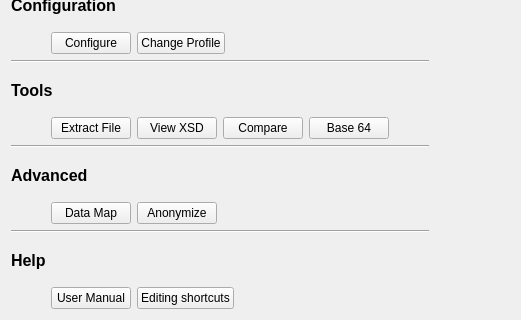
Old version of the form src/modules/help/guidedoperationsdialog.ui in the repository lbellonda/qxmledit; both pictures show x 0 to 521 and y 197 to 517 of the 689 by 517 pixel window.
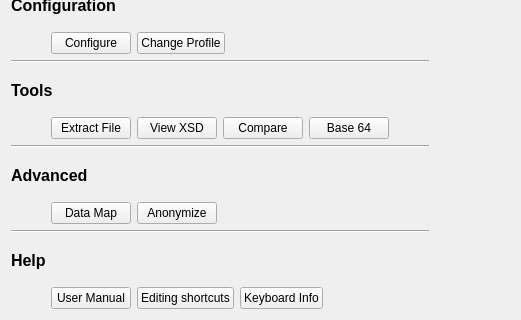
New version of the form. Icons and pictures are not drawn.

Commit message: b-173 Added keyboardinfo status button to the g.o. panel and synced the state.

Patch:
```diff
--- a/src/modules/help/guidedoperationsdialog.ui
+++ b/src/modules/help/guidedoperationsdialog.ui
@@ -726,6 +726,23 @@
          </property>
         </widget>
        </item>
+       <item>
+        <widget class="QPushButton" name="cmdShowKeyboardInfo">
+         <property name="toolTip">
+          <string>Show or hide the keyboard shortcuts information dialog.</string>
+         </property>
+         <property name="text">
+          <string>Keyboard Info</string>
+         </property>
+         <property name="icon">
+          <iconset resource="../../risorse.qrc">
+           <normaloff>:/special/viewksh</normaloff>:/special/viewksh</iconset>
+         </property>
+         <property name="checkable">
+          <bool>true</bool>
+         </property>
+        </widget>
+       </item>
        <item>
         <spacer name="horizontalSpacer_6">
          <property name="orientation">
```
The commit also changes 11 other files.
